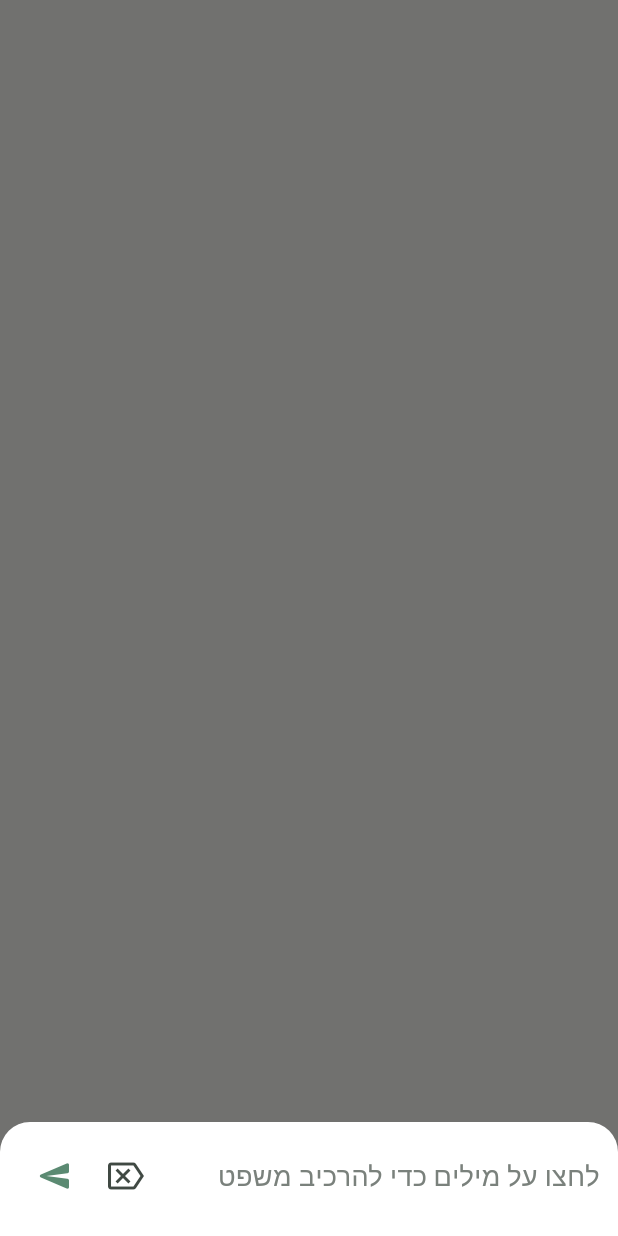
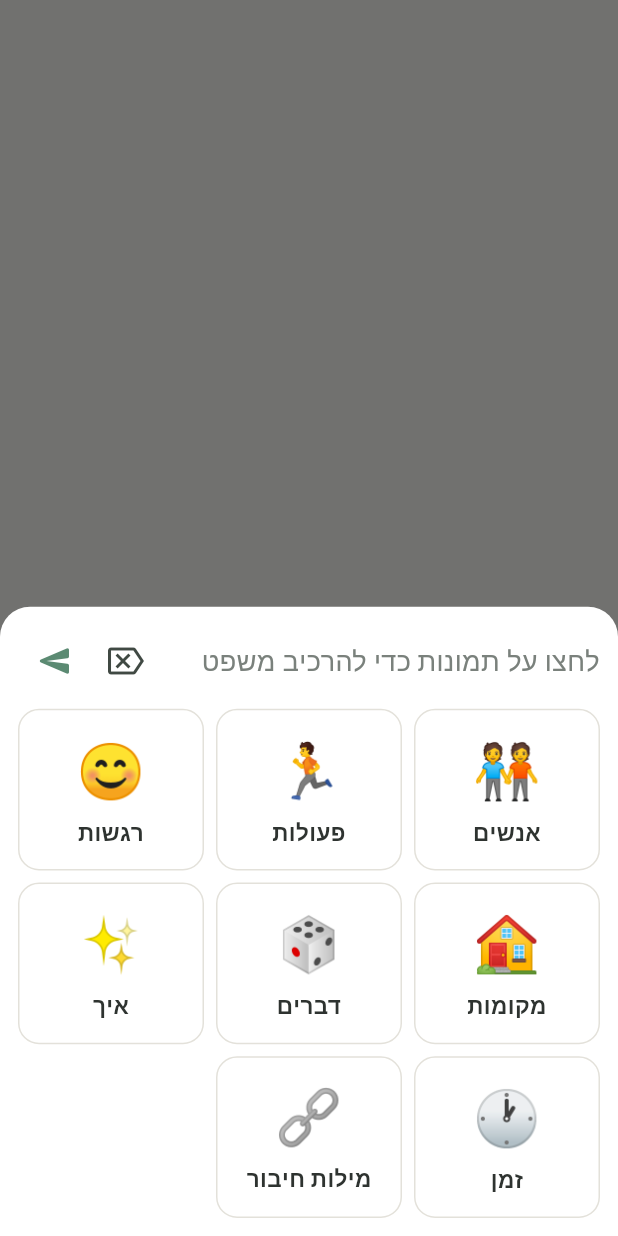
Before and after one commit to ronymilanez34-prog/creative-aac, a Flutter app: what showBoardComposer() shows on an empty page, opened directly with empty values, on a phone screen of 412 x 824 dp. Run offline on Flutter 3.47's test engine with Material 3 defaults, Android fonts, the phone set to English and light mode, and no system bars; our stand-ins replace file_picker, flutter_svg, flutter_tts, shared_preferences; accounts and stored records are empty.

Commit message:
feat: built-in core board behind every free-text field
'Write it yourself' now opens a real communication board with no setup:
picture categories (people, actions, feelings, places, things, time...)
that open into related words, always available — an imported board
appears as its own first category on top. Category → related words is
how boards work; the keyboard remains one way in, never the gate.

Co-Authored-By: Claude Fable 5 <noreply@anthropic.com>
Claude-Session: https://claude.ai/code/session_01LePBxB9nhYDH1bxBXrwpsG

```diff
--- /dev/null
+++ b/lib/data/core_vocabulary.dart
@@ -0,0 +1,104 @@
+/// The built-in core board: the always-available vocabulary behind the
+/// "write it yourself" field, organized the way communication boards are —
+/// categories that open into related words. Tapping never requires a
+/// keyboard or an imported board; an imported board adds to this, it does
+/// not replace it. Core-word selection follows adult AAC practice: high
+/// frequency, cross-context words first.
+
+class CoreWord {
+  const CoreWord(this.emoji, this.label);
+
+  final String emoji;
+  final String label;
+}
+
+class CoreCategory {
+  const CoreCategory(this.emoji, this.name, this.words);
+
+  final String emoji;
+  final String name;
+  final List<CoreWord> words;
+}
+
+const List<CoreCategory> kCoreVocabulary = [
+  CoreCategory('🧑‍🤝‍🧑', 'אנשים', [
+    CoreWord('👤', 'אני'),
+    CoreWord('🫵', 'אתה'),
+    CoreWord('👩', 'אמא'),
+    CoreWord('👨', 'אבא'),
+    CoreWord('🧑', 'חבר'),
+    CoreWord('👩‍🏫', 'מדריכה'),
+    CoreWord('👨‍👩‍👧', 'משפחה'),
+    CoreWord('🧑‍🤝‍🧑', 'כולם'),
+  ]),
+  CoreCategory('🏃', 'פעולות', [
+    CoreWord('🙋', 'רוצה'),
+    CoreWord('🚶', 'הולך'),
+    CoreWord('🍽️', 'אוכל'),
+    CoreWord('👀', 'רואה'),
+    CoreWord('❤️', 'אוהב'),
+    CoreWord('🤝', 'עוזר'),
+    CoreWord('🎮', 'משחק'),
+    CoreWord('🛌', 'נח'),
+    CoreWord('🗣️', 'מדבר'),
+    CoreWord('🎧', 'שומע'),
+  ]),
+  CoreCategory('😊', 'רגשות', [
+    CoreWord('😊', 'שמח'),
+    CoreWord('😢', 'עצוב'),
+    CoreWord('😠', 'כועס'),
+    CoreWord('🥱', 'עייף'),
+    CoreWord('🤩', 'מתרגש'),
+    CoreWord('😨', 'מפחד'),
+    CoreWord('😌', 'רגוע'),
+    CoreWord('🤗', 'אוהב את זה'),
+  ]),
+  CoreCategory('🏠', 'מקומות', [
+    CoreWord('🏠', 'בית'),
+    CoreWord('🛏️', 'חדר'),
+    CoreWord('🌳', 'בחוץ'),
+    CoreWord('🏢', 'עבודה'),
+    CoreWord('🌊', 'ים'),
+    CoreWord('🏫', 'מועדון'),
+    CoreWord('🚌', 'נסיעה'),
+    CoreWord('🍽️', 'חדר אוכל'),
+  ]),
+  CoreCategory('🎲', 'דברים', [
+    CoreWord('💧', 'מים'),
+    CoreWord('🍞', 'אוכל'),
+    CoreWord('🎵', 'מוזיקה'),
+    CoreWord('📱', 'טלפון'),
+    CoreWord('⚽', 'כדור'),
+    CoreWord('📖', 'ספר'),
+    CoreWord('🐕', 'כלב'),
+    CoreWord('☕', 'קפה'),
+  ]),
+  CoreCategory('✨', 'איך', [
+    CoreWord('🐘', 'גדול'),
+    CoreWord('🐭', 'קטן'),
+    CoreWord('🌟', 'יפה'),
+    CoreWord('💪', 'חזק'),
+    CoreWord('🔥', 'חם'),
+    CoreWord('🧊', 'קר'),
+    CoreWord('⚡', 'מהר'),
+    CoreWord('🐌', 'לאט'),
+  ]),
+  CoreCategory('🕐', 'זמן', [
+    CoreWord('👇', 'עכשיו'),
+    CoreWord('⏭️', 'אחר כך'),
+    CoreWord('📅', 'היום'),
+    CoreWord('🌅', 'מחר'),
+    CoreWord('🌙', 'לילה'),
+    CoreWord('☀️', 'בוקר'),
+  ]),
+  CoreCategory('🔗', 'מילות חיבור', [
+    CoreWord('➕', 'עוד'),
+    CoreWord('🤲', 'גם'),
+    CoreWord('🚫', 'לא'),
+    CoreWord('👍', 'כן'),
+    CoreWord('🤝', 'עם'),
+    CoreWord('🙅', 'בלי'),
+    CoreWord('❓', 'למה'),
+    CoreWord('🏁', 'סוף'),
+  ]),
+];
--- a/lib/widgets/board_composer.dart
+++ b/lib/widgets/board_composer.dart
@@ -1,26 +1,64 @@
 import 'package:flutter/material.dart';
 
+import '../data/core_vocabulary.dart';
 import '../models/board.dart';
 import '../theme.dart';
 import 'board_image.dart';
 
-/// The no-keyboard way to "write it yourself": a bottom sheet of the user's
-/// own imported board words. Tap adds a word to [controller], backspace
-/// removes the last one, send submits. Shared by every screen with a
-/// free-text field — typing is one way in, never the only one.
+/// The no-keyboard way to "write it yourself": a bottom sheet organized
+/// like a communication board — picture categories that open into related
+/// words. Always available (built-in core vocabulary); an imported board
+/// appears as its own first category. Tap adds a word, backspace removes
+/// the last one, send submits. Typing is one way in, never the only one.
 void showBoardComposer(
   BuildContext context, {
-  required List<BoardWord> words,
+  List<BoardWord> words = const [],
   required TextEditingController controller,
   required ValueChanged<String> onSubmit,
 }) {
   showModalBottomSheet<void>(
     context: context,
     backgroundColor: AppColors.surface,
+    isScrollControlled: true,
     shape: const RoundedRectangleBorder(
       borderRadius: BorderRadius.vertical(top: Radius.circular(20)),
     ),
-    builder: (sheetContext) => SafeArea(
+    builder: (sheetContext) => _BoardComposerSheet(
+      imported: words,
+      controller: controller,
+      onSubmit: onSubmit,
+    ),
+  );
+}
+
+class _BoardComposerSheet extends StatefulWidget {
+  const _BoardComposerSheet({
+    required this.imported,
+    required this.controller,
+    required this.onSubmit,
+  });
+
+  final List<BoardWord> imported;
+  final TextEditingController controller;
+  final ValueChanged<String> onSubmit;
+
+  @override
+  State<_BoardComposerSheet> createState() => _BoardComposerSheetState();
+}
+
+class _BoardComposerSheetState extends State<_BoardComposerSheet> {
+  /// null = category grid; -1 = the imported board; otherwise an index
+  /// into [kCoreVocabulary].
+  int? _open;
+
+  void _addWord(String label) {
+    final current = widget.controller.text.trim();
+    widget.controller.text = current.isEmpty ? label : '$current $label';
+  }
+
+  @override
+  Widget build(BuildContext context) {
+    return SafeArea(
       child: Padding(
         padding: const EdgeInsets.fromLTRB(12, 12, 12, 8),
         child: Column(
@@ -28,12 +66,18 @@ void showBoardComposer(
           children: [
             Row(
               children: [
+                if (_open != null)
+                  IconButton(
+                    tooltip: 'חזרה לקטגוריות',
+                    icon: const Icon(Icons.arrow_forward_rounded),
+                    onPressed: () => setState(() => _open = null),
+                  ),
                 Expanded(
                   child: ValueListenableBuilder<TextEditingValue>(
-                    valueListenable: controller,
+                    valueListenable: widget.controller,
                     builder: (_, value, __) => Text(
                       value.text.isEmpty
-                          ? 'לחצו על מילים כדי להרכיב משפט'
+                          ? 'לחצו על תמונות כדי להרכיב משפט'
                           : value.text,
                       style: TextStyle(
                         fontSize: 18,
@@ -48,43 +92,67 @@ void showBoardComposer(
                   tooltip: 'מחיקת המילה האחרונה',
                   icon: const Icon(Icons.backspace_outlined),
                   onPressed: () {
-                    final parts = controller.text.trim().split(' ');
-                    controller.text = parts.length <= 1
+                    final parts = widget.controller.text.trim().split(' ');
+                    widget.controller.text = parts.length <= 1
                         ? ''
                         : parts.sublist(0, parts.length - 1).join(' ');
                   },
                 ),
                 IconButton(
                   tooltip: 'שליחה',
-                  icon: const Icon(Icons.send_rounded, color: AppColors.primary),
+                  icon:
+                      const Icon(Icons.send_rounded, color: AppColors.primary),
                   onPressed: () {
-                    final text = controller.text.trim();
+                    final text = widget.controller.text.trim();
                     if (text.isEmpty) return;
-                    Navigator.of(sheetContext).pop();
-                    onSubmit(text);
+                    Navigator.of(context).pop();
+                    widget.onSubmit(text);
                   },
                 ),
               ],
             ),
             const SizedBox(height: 8),
-            Flexible(
-              child: GridView.builder(
+            Flexible(child: _open == null ? _categories() : _words()),
+            const SizedBox(height: 4),
+          ],
+        ),
+      ),
+    );
+  }
+
+  Widget _categories() {
+    final tiles = <Widget>[
+      if (widget.imported.isNotEmpty)
+        _tile('⭐', 'הלוח שלי', () => setState(() => _open = -1)),
+      for (var i = 0; i < kCoreVocabulary.length; i++)
+        _tile(kCoreVocabulary[i].emoji, kCoreVocabulary[i].name,
+            () => setState(() => _open = i)),
+    ];
+    return GridView.count(
+      shrinkWrap: true,
+      crossAxisCount: 3,
+      mainAxisSpacing: 8,
+      crossAxisSpacing: 8,
+      childAspectRatio: 1.15,
+      children: tiles,
+    );
+  }
+
+  Widget _words() {
+    if (_open == -1) {
+      return GridView.builder(
         shrinkWrap: true,
         gridDelegate: const SliverGridDelegateWithMaxCrossAxisExtent(
           maxCrossAxisExtent: 96,
           mainAxisSpacing: 8,
           crossAxisSpacing: 8,
         ),
-                itemCount: words.length,
+        itemCount: widget.imported.length,
         itemBuilder: (_, i) {
-                  final word = words[i];
+          final word = widget.imported[i];
           return InkWell(
             borderRadius: BorderRadius.circular(12),
-                    onTap: () {
-                      final current = controller.text.trim();
-                      controller.text =
-                          current.isEmpty ? word.label : '$current ${word.label}';
-                    },
+            onTap: () => _addWord(word.label),
             child: Column(
               mainAxisAlignment: MainAxisAlignment.center,
               children: [
@@ -95,29 +163,80 @@ void showBoardComposer(
                   maxLines: 1,
                   overflow: TextOverflow.ellipsis,
                   style: const TextStyle(
-                            fontSize: 14,
-                            fontWeight: FontWeight.w600,
-                          ),
+                      fontSize: 14, fontWeight: FontWeight.w600),
                 ),
               ],
             ),
           );
         },
+      );
+    }
+    final cat = kCoreVocabulary[_open!];
+    return GridView.builder(
+      shrinkWrap: true,
+      gridDelegate: const SliverGridDelegateWithMaxCrossAxisExtent(
+        maxCrossAxisExtent: 96,
+        mainAxisSpacing: 8,
+        crossAxisSpacing: 8,
       ),
+      itemCount: cat.words.length,
+      itemBuilder: (_, i) {
+        final w = cat.words[i];
+        return InkWell(
+          borderRadius: BorderRadius.circular(12),
+          onTap: () => _addWord(w.label),
+          child: Column(
+            mainAxisAlignment: MainAxisAlignment.center,
+            children: [
+              Text(w.emoji, style: const TextStyle(fontSize: 34)),
+              const SizedBox(height: 2),
+              Text(
+                w.label,
+                maxLines: 1,
+                overflow: TextOverflow.ellipsis,
+                style:
+                    const TextStyle(fontSize: 14, fontWeight: FontWeight.w600),
+              ),
+            ],
+          ),
+        );
+      },
+    );
+  }
+
+  Widget _tile(String emoji, String name, VoidCallback onTap) {
+    return InkWell(
+      borderRadius: BorderRadius.circular(14),
+      onTap: onTap,
+      child: Container(
+        decoration: BoxDecoration(
+          color: AppColors.surface,
+          borderRadius: BorderRadius.circular(14),
+          border: Border.all(color: AppColors.border),
+        ),
+        child: Column(
+          mainAxisAlignment: MainAxisAlignment.center,
+          children: [
+            Text(emoji, style: const TextStyle(fontSize: 36)),
+            const SizedBox(height: 4),
+            Text(
+              name,
+              style: const TextStyle(
+                  fontSize: 15, fontWeight: FontWeight.w700),
             ),
           ],
         ),
       ),
-    ),
     );
   }
+}
 
-/// The round board-words button that opens [showBoardComposer]. Render it
-/// next to any free-text field when the user has imported vocabulary.
+/// The round board button that opens [showBoardComposer]. Always shown next
+/// to a free-text field — the built-in core board needs no import.
 class BoardComposerButton extends StatelessWidget {
   const BoardComposerButton({
     super.key,
-    required this.words,
+    this.words = const [],
     required this.controller,
     required this.onSubmit,
   });
```
Also changed, not shown: lib/screens/companion_screen.dart (+3 -5 lines), 1 other file. Lines whose indentation alone changed are shown as unchanged.
